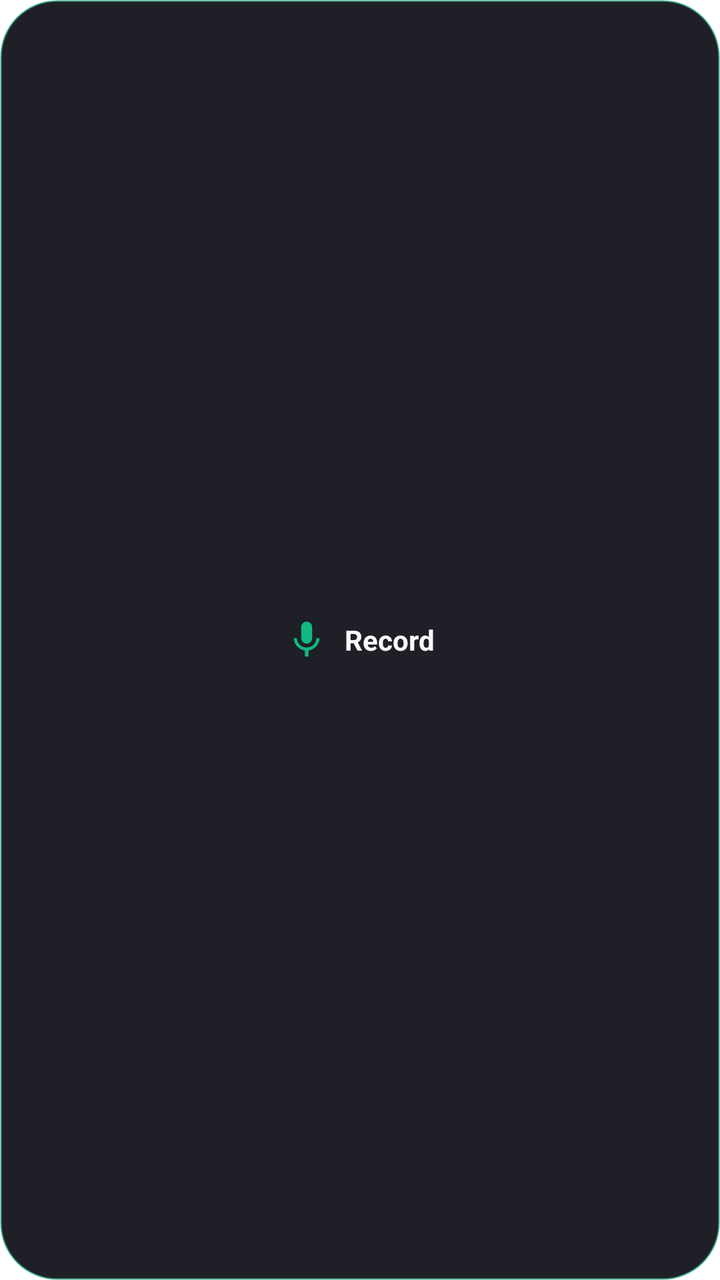
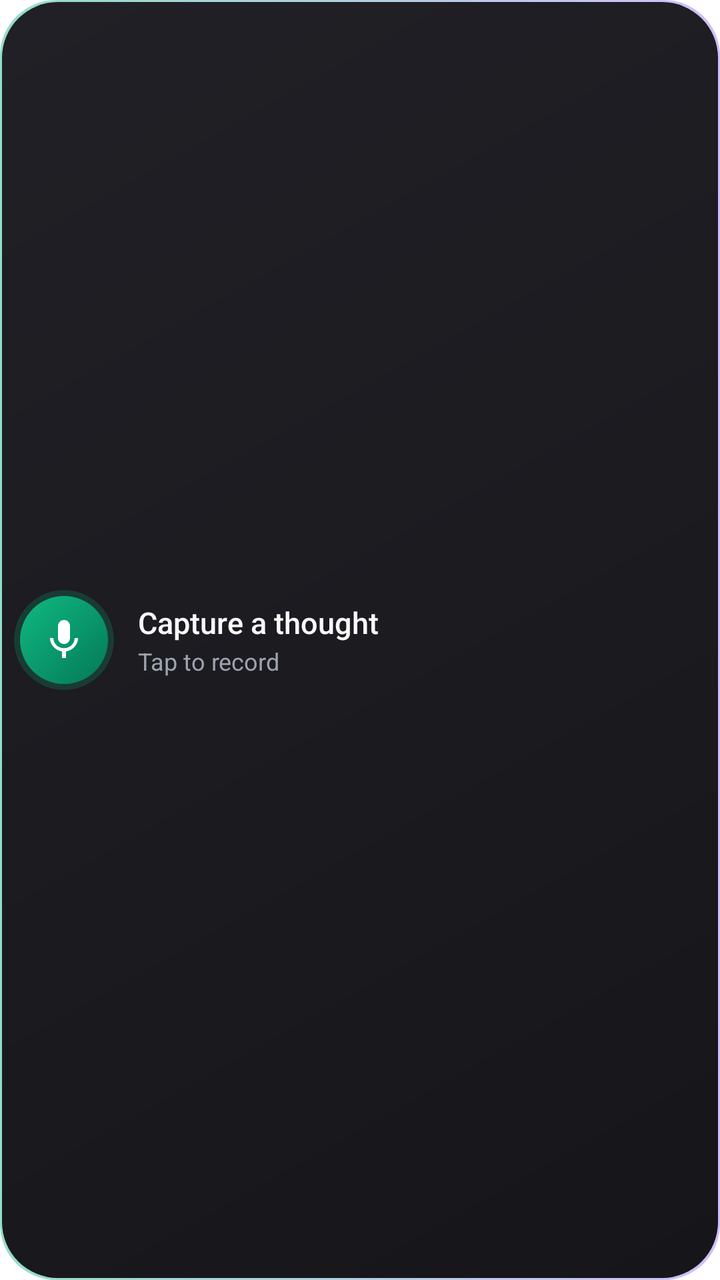

Compare the two renders of this Android layout. The source of the first and the diff that turns it into the second are given below.
<!-- AndroidManifest.xml: fallback theme Theme.MaterialComponents.DayNight.NoActionBar -->
<!-- res/layout/capture_widget.xml -->
<?xml version="1.0" encoding="utf-8"?>
<LinearLayout xmlns:android="http://schemas.android.com/apk/res/android"
    android:id="@android:id/background"
    android:layout_width="match_parent"
    android:layout_height="match_parent"
    android:background="@drawable/capture_widget_bg_idle"
    android:clickable="true"
    android:focusable="true"
    android:gravity="center"
    android:orientation="horizontal"
    android:paddingStart="16dp"
    android:paddingEnd="16dp">

    <ImageView
        android:id="@+id/capture_widget_icon"
        android:layout_width="22dp"
        android:layout_height="22dp"
        android:contentDescription="@null"
        android:src="@drawable/ic_widget_mic" />

    <Chronometer
        android:id="@+id/capture_widget_chronometer"
        android:layout_width="wrap_content"
        android:layout_height="wrap_content"
        android:layout_marginStart="8dp"
        android:textColor="@color/capture_accent"
        android:textSize="14sp"
        android:textStyle="bold"
        android:visibility="gone" />

    <TextView
        android:id="@+id/capture_widget_label"
        android:layout_width="wrap_content"
        android:layout_height="wrap_content"
        android:layout_marginStart="8dp"
        android:ellipsize="end"
        android:maxLines="1"
        android:text="@string/capture_widget_record"
        android:textColor="@color/capture_text_primary"
        android:textSize="14sp"
        android:textStyle="bold" />
</LinearLayout>
<!-- resources referenced by this layout -->
<resources>
  <color name="capture_accent">#FF10B981</color>
  <color name="capture_text_primary">#FFF9FAFB</color>
  <!-- drawable capture_widget_bg_idle (drawable) -->
  <?xml version="1.0" encoding="utf-8"?>
  <shape xmlns:android="http://schemas.android.com/apk/res/android"
      android:shape="rectangle">
      <solid android:color="@color/capture_widget_surface" />
      <stroke
          android:width="1dp"
          android:color="@color/capture_accent_soft" />
      <corners android:radius="28dp" />
  </shape>
  <!-- drawable ic_widget_mic (drawable) -->
  <?xml version="1.0" encoding="utf-8"?>
  <vector xmlns:android="http://schemas.android.com/apk/res/android"
      android:width="24dp"
      android:height="24dp"
      android:viewportWidth="24"
      android:viewportHeight="24">
      <path
          android:fillColor="@color/capture_accent"
          android:pathData="M12,14c1.66,0 2.99,-1.34 2.99,-3L15,5c0,-1.66 -1.34,-3 -3,-3S9,3.34 9,5v6c0,1.66 1.34,3 3,3zM17.3,11c0,3 -2.54,5.1 -5.3,5.1S6.7,14 6.7,11L5,11c0,3.41 2.72,6.23 6,6.72L11,21h2v-3.28c3.28,-0.48 6,-3.3 6,-6.72h-1.7z" />
  </vector>
  <string name="capture_widget_record">Record</string>
  <color name="capture_widget_surface">#FF1F1F27</color>
  <color name="capture_accent_soft">#7310B981</color>
</resources>

<!-- the commit's change to res/layout/capture_widget.xml (unified diff, before → after) -->
@@ -5,38 +5,67 @@
     android:layout_height="match_parent"
     android:background="@drawable/capture_widget_bg_idle"
     android:clickable="true"
+    android:contentDescription="@string/capture_widget_content_description"
     android:focusable="true"
-    android:gravity="center"
+    android:gravity="center_vertical"
     android:orientation="horizontal"
-    android:paddingStart="16dp"
+    android:paddingStart="7dp"
     android:paddingEnd="16dp">
 
-    <ImageView
-        android:id="@+id/capture_widget_icon"
-        android:layout_width="22dp"
-        android:layout_height="22dp"
-        android:contentDescription="@null"
-        android:src="@drawable/ic_widget_mic" />
+    <FrameLayout
+        android:id="@+id/capture_widget_button"
+        android:layout_width="50dp"
+        android:layout_height="50dp"
+        android:background="@drawable/capture_widget_button_idle">
 
-    <Chronometer
-        android:id="@+id/capture_widget_chronometer"
-        android:layout_width="wrap_content"
+        <ImageView
+            android:id="@+id/capture_widget_icon"
+            android:layout_width="24dp"
+            android:layout_height="24dp"
+            android:layout_gravity="center"
+            android:contentDescription="@null"
+            android:importantForAccessibility="no"
+            android:src="@drawable/ic_widget_mic" />
+    </FrameLayout>
+
+    <LinearLayout
+        android:layout_width="0dp"
         android:layout_height="wrap_content"
-        android:layout_marginStart="8dp"
-        android:textColor="@color/capture_accent"
-        android:textSize="14sp"
-        android:textStyle="bold"
-        android:visibility="gone" />
+        android:layout_marginStart="12dp"
+        android:layout_weight="1"
+        android:orientation="vertical">
 
-    <TextView
-        android:id="@+id/capture_widget_label"
-        android:layout_width="wrap_content"
-        android:layout_height="wrap_content"
-        android:layout_marginStart="8dp"
-        android:ellipsize="end"
-        android:maxLines="1"
-        android:text="@string/capture_widget_record"
-        android:textColor="@color/capture_text_primary"
-        android:textSize="14sp"
-        android:textStyle="bold" />
+        <TextView
+            android:id="@+id/capture_widget_label"
+            android:layout_width="match_parent"
+            android:layout_height="wrap_content"
+            android:ellipsize="end"
+            android:fontFamily="sans-serif-medium"
+            android:maxLines="1"
+            android:text="@string/capture_widget_title"
+            android:textColor="@color/capture_text_primary"
+            android:textSize="15sp" />
+
+        <Chronometer
+            android:id="@+id/capture_widget_chronometer"
+            android:layout_width="match_parent"
+            android:layout_height="wrap_content"
+            android:ellipsize="end"
+            android:fontFamily="sans-serif-medium"
+            android:maxLines="1"
+            android:textColor="@color/capture_widget_text_recording"
+            android:textSize="15sp"
+            android:visibility="gone" />
+
+        <TextView
+            android:id="@+id/capture_widget_subtitle"
+            android:layout_width="match_parent"
+            android:layout_height="wrap_content"
+            android:layout_marginTop="1dp"
+            android:ellipsize="end"
+            android:maxLines="1"
+            android:text="@string/capture_widget_subtitle"
+            android:textColor="@color/capture_text_secondary"
+            android:textSize="12sp" />
+    </LinearLayout>
 </LinearLayout>
<!-- resource entries referenced after the edit -->
@@ -1,17 +1,58 @@
 <!-- resources referenced by this layout -->
 <resources>
-  <color name="capture_accent">#FF10B981</color>
   <color name="capture_text_primary">#FFF9FAFB</color>
+  <color name="capture_text_secondary">#FF9CA3AF</color>
+  <color name="capture_widget_text_recording">#FFFFB4A2</color>
   <!-- drawable capture_widget_bg_idle (drawable) -->
   <?xml version="1.0" encoding="utf-8"?>
-  <shape xmlns:android="http://schemas.android.com/apk/res/android"
-      android:shape="rectangle">
-      <solid android:color="@color/capture_widget_surface" />
-      <stroke
-          android:width="1dp"
-          android:color="@color/capture_accent_soft" />
-      <corners android:radius="28dp" />
-  </shape>
+  <layer-list xmlns:android="http://schemas.android.com/apk/res/android">
+      <item>
+          <shape android:shape="rectangle">
+              <gradient
+                  android:angle="0"
+                  android:endColor="@color/capture_widget_border_end"
+                  android:startColor="@color/capture_widget_border_start"
+                  android:type="linear" />
+              <corners android:radius="@dimen/capture_widget_corner_radius" />
+          </shape>
+      </item>
+      <item
+          android:bottom="1dp"
+          android:left="1dp"
+          android:right="1dp"
+          android:top="1dp">
+          <shape android:shape="rectangle">
+              <gradient
+                  android:angle="315"
+                  android:endColor="@color/capture_widget_surface_end"
+                  android:startColor="@color/capture_widget_surface"
+                  android:type="linear" />
+              <corners android:radius="@dimen/capture_widget_corner_radius" />
+          </shape>
+      </item>
+  </layer-list>
+  <!-- drawable capture_widget_button_idle (drawable) -->
+  <?xml version="1.0" encoding="utf-8"?>
+  <layer-list xmlns:android="http://schemas.android.com/apk/res/android">
+      <item>
+          <shape android:shape="oval">
+              <solid android:color="@color/capture_widget_button_glow" />
+          </shape>
+      </item>
+      <item
+          android:bottom="3dp"
+          android:left="3dp"
+          android:right="3dp"
+          android:top="3dp">
+          <shape android:shape="oval">
+              <gradient
+                  android:angle="315"
+                  android:endColor="@color/capture_widget_button_end"
+                  android:startColor="@color/capture_widget_button_start"
+                  android:type="linear" />
+          </shape>
+      </item>
+  </layer-list>
   <!-- drawable ic_widget_mic (drawable) -->
   <?xml version="1.0" encoding="utf-8"?>
   <vector xmlns:android="http://schemas.android.com/apk/res/android"
@@ -20,11 +61,20 @@
       android:viewportWidth="24"
       android:viewportHeight="24">
       <path
-          android:fillColor="@color/capture_accent"
+          android:fillColor="@color/capture_widget_glyph"
           android:pathData="M12,14c1.66,0 2.99,-1.34 2.99,-3L15,5c0,-1.66 -1.34,-3 -3,-3S9,3.34 9,5v6c0,1.66 1.34,3 3,3zM17.3,11c0,3 -2.54,5.1 -5.3,5.1S6.7,14 6.7,11L5,11c0,3.41 2.72,6.23 6,6.72L11,21h2v-3.28c3.28,-0.48 6,-3.3 6,-6.72h-1.7z" />
   </vector>
-  <string name="capture_widget_record">Record</string>
-  <color name="capture_widget_surface">#FF1F1F27</color>
-  <color name="capture_accent_soft">#7310B981</color>
+  <string name="capture_widget_content_description">Record a thought</string>
+  <string name="capture_widget_subtitle">Tap to record</string>
+  <string name="capture_widget_title">Capture a thought</string>
+  <color name="capture_widget_border_end">#668B5CF6</color>
+  <color name="capture_widget_border_start">#7310B981</color>
+  <dimen name="capture_widget_corner_radius">28dp</dimen>
+  <color name="capture_widget_surface_end">#FF16161A</color>
+  <color name="capture_widget_surface">#FF202026</color>
+  <color name="capture_widget_button_glow">#3310B981</color>
+  <color name="capture_widget_button_end">#FF047857</color>
+  <color name="capture_widget_button_start">#FF10B981</color>
+  <color name="capture_widget_glyph">#FFFFFFFF</color>
 </resources>
 
